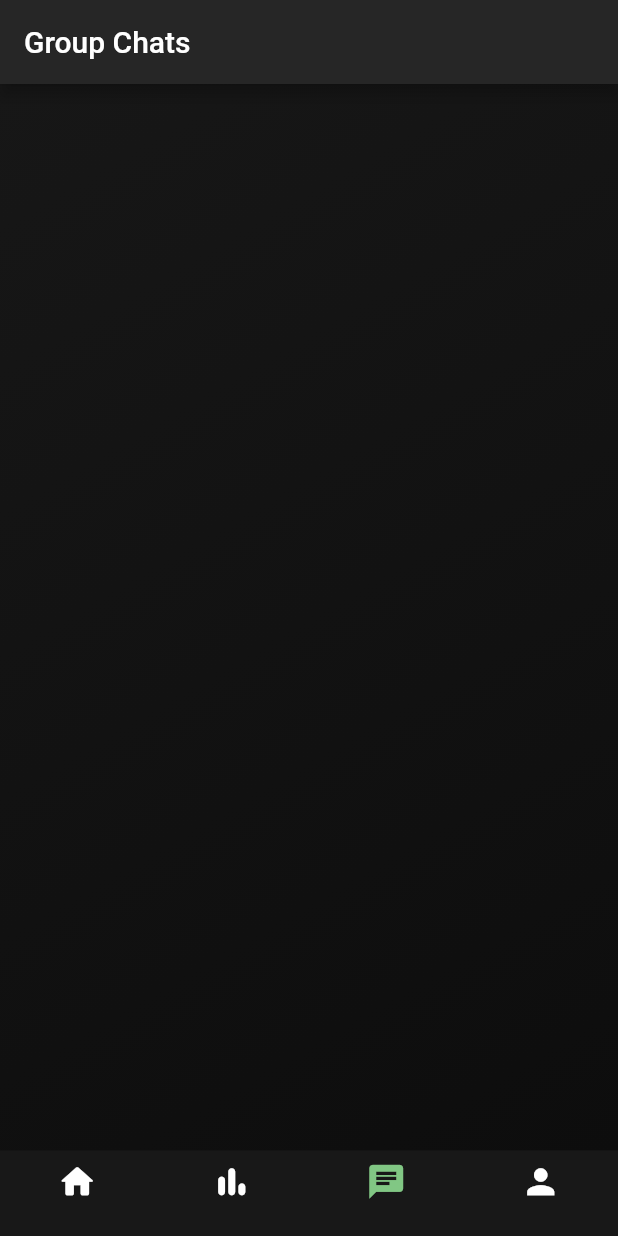
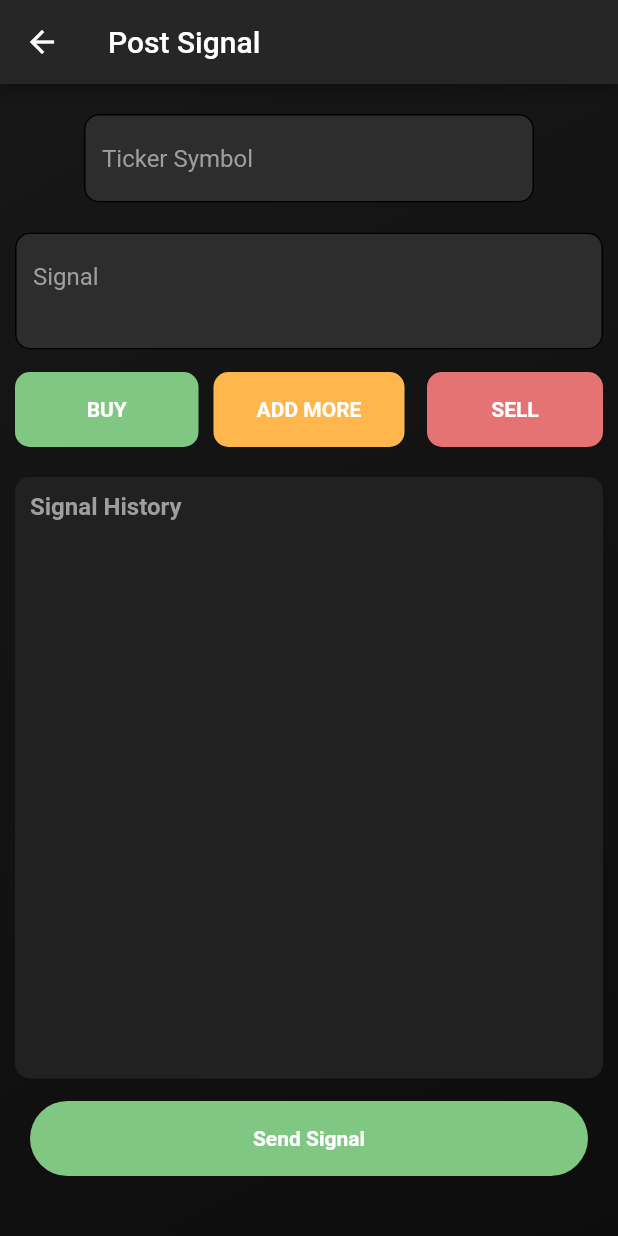
Before and after one commit to Bambalow28/StockMeUp, a Flutter app: the VerifiedHome screen opened directly, item 3 of the bottom bar chosen, on a phone screen of 412 x 824 dp. Run offline on Flutter 3.47's test engine with Material 2 defaults, Android fonts, the phone set to English and light mode, and no system bars; our stand-ins replace cloud_firestore; accounts and stored records are empty.

Commit message:
Updated UI and added post Signal page

```diff
--- /dev/null
+++ b/lib/mainPages/postSignal.dart
@@ -0,0 +1,227 @@
+import 'package:flutter/material.dart';
+import 'package:newrandomproject/routes.dart';
+import 'package:cloud_firestore/cloud_firestore.dart';
+
+//View News Page Widget
+class postSignal extends StatefulWidget {
+  @override
+  _postSignal createState() => _postSignal();
+}
+
+//View News Widget State
+class _postSignal extends State<postSignal> {
+  String appBarTitle = "Post Signal";
+  bool general = false;
+  bool release = false;
+  bool restock = false;
+  bool shockDrop = false;
+
+  TextEditingController messageTitle = new TextEditingController();
+  TextEditingController messageDescription = new TextEditingController();
+  TextEditingController messageTime = new TextEditingController();
+
+  //Create Firebase Instance
+  // final firestoreInstance = FirebaseFirestore.instance;
+
+  @override
+  Widget build(BuildContext context) {
+    return Scaffold(
+        resizeToAvoidBottomInset: false,
+        backgroundColor: Color.fromRGBO(18, 18, 18, 1),
+        appBar: AppBar(
+          title: Text(appBarTitle),
+          backgroundColor: const Color.fromRGBO(38, 38, 38, 1.0),
+        ),
+        body: GestureDetector(
+            onTap: () => {FocusScope.of(context).requestFocus(new FocusNode())},
+            child: Container(
+                height: MediaQuery.of(context).size.height,
+                decoration: BoxDecoration(
+                  gradient: LinearGradient(
+                    begin: Alignment.topLeft,
+                    end: Alignment.bottomRight,
+                    colors: [
+                      Color.fromRGBO(23, 23, 23, 1),
+                      Color.fromRGBO(13, 13, 13, 1)
+                    ],
+                  ),
+                ),
+                child: Column(
+                  children: <Widget>[
+                    Container(
+                      alignment: Alignment.topLeft,
+                      margin:
+                          EdgeInsets.only(left: 10.0, right: 10.0, top: 20.0),
+                      width: 300.0,
+                      child: TextField(
+                        textCapitalization: TextCapitalization.words,
+                        controller: messageTitle,
+                        decoration: InputDecoration(
+                          filled: true,
+                          fillColor: Color.fromRGBO(45, 45, 45, 1),
+                          hintText: 'Ticker Symbol',
+                          hintStyle: TextStyle(color: Colors.grey),
+                          enabledBorder: OutlineInputBorder(
+                              borderRadius:
+                                  BorderRadius.all(Radius.circular(10.0))),
+                          focusedBorder: OutlineInputBorder(
+                              borderRadius:
+                                  BorderRadius.all(Radius.circular(10.0))),
+                        ),
+                        style: TextStyle(color: Colors.white),
+                      ),
+                    ),
+                    Container(
+                      alignment: Alignment.topLeft,
+                      margin:
+                          EdgeInsets.only(left: 10.0, right: 10.0, top: 20.0),
+                      width: MediaQuery.of(context).size.width,
+                      child: TextField(
+                        textCapitalization: TextCapitalization.words,
+                        controller: messageDescription,
+                        maxLines: 2,
+                        decoration: InputDecoration(
+                          filled: true,
+                          fillColor: Color.fromRGBO(45, 45, 45, 1),
+                          hintText: 'Signal',
+                          hintStyle: TextStyle(color: Colors.grey),
+                          enabledBorder: OutlineInputBorder(
+                              borderRadius:
+                                  BorderRadius.all(Radius.circular(10.0))),
+                          focusedBorder: OutlineInputBorder(
+                              borderRadius:
+                                  BorderRadius.all(Radius.circular(10.0))),
+                        ),
+                        style: TextStyle(color: Colors.white),
+                      ),
+                    ),
+                    Row(
+                      children: <Widget>[
+                        Expanded(
+                          child: GestureDetector(
+                            onTap: () => {
+                              setState(() {
+                                general = false;
+                                release = true;
+                                restock = false;
+                                shockDrop = false;
+                              })
+                            },
+                            child: Container(
+                                margin: EdgeInsets.only(
+                                    top: 15.0, left: 10.0, right: 5.0),
+                                height: 50.0,
+                                decoration: BoxDecoration(
+                                    color: Colors.green[300],
+                                    borderRadius: BorderRadius.all(
+                                        Radius.circular(10.0))),
+                                child: Align(
+                                  alignment: Alignment.center,
+                                  child: Text(
+                                    'BUY',
+                                    style: TextStyle(
+                                        color: Colors.white,
+                                        fontWeight: FontWeight.bold),
+                                  ),
+                                )),
+                          ),
+                        ),
+                        Expanded(
+                          child: GestureDetector(
+                            onTap: () => {
+                              setState(() {
+                                general = false;
+                                release = false;
+                                restock = true;
+                                shockDrop = false;
+                              })
+                            },
+                            child: Container(
+                                margin: EdgeInsets.only(
+                                    top: 15.0, left: 5.0, right: 5.0),
+                                height: 50.0,
+                                decoration: BoxDecoration(
+                                    color: Colors.orange[300],
+                                    borderRadius: BorderRadius.all(
+                                        Radius.circular(10.0))),
+                                child: Align(
+                                  alignment: Alignment.center,
+                                  child: Text(
+                                    'ADD MORE',
+                                    style: TextStyle(
+                                        color: Colors.white,
+                                        fontWeight: FontWeight.bold),
+                                  ),
+                                )),
+                          ),
+                        ),
+                        Expanded(
+                          child: GestureDetector(
+                            onTap: () => {
+                              setState(() {
+                                general = false;
+                                release = false;
+                                restock = false;
+                                shockDrop = true;
+                              })
+                            },
+                            child: Container(
+                                margin: EdgeInsets.only(
+                                    top: 15.0, right: 10.0, left: 10.0),
+                                height: 50.0,
+                                decoration: BoxDecoration(
+                                    color: Colors.red[300],
+                                    borderRadius: BorderRadius.all(
+                                        Radius.circular(10.0))),
+                                child: Align(
+                                  alignment: Alignment.center,
+                                  child: Text(
+                                    'SELL',
+                                    style: TextStyle(
+                                        color: Colors.white,
+                                        fontWeight: FontWeight.bold),
+                                  ),
+                                )),
+                          ),
+                        )
+                      ],
+                    ),
+                    Expanded(
+                      child: Container(
+                        width: MediaQuery.of(context).size.width - 20,
+                        margin: EdgeInsets.only(top: 20.0),
+                        padding: EdgeInsets.all(10.0),
+                        decoration: BoxDecoration(
+                            color: Colors.grey[900],
+                            borderRadius:
+                                BorderRadius.all(Radius.circular(10.0))),
+                        child: Text(
+                          'Signal History',
+                          style: TextStyle(
+                              color: Colors.grey,
+                              fontWeight: FontWeight.bold,
+                              fontSize: 16.0),
+                        ),
+                      ),
+                    ),
+                    Container(
+                        margin: EdgeInsets.only(
+                            top: 15.0, right: 20.0, left: 20.0, bottom: 40.0),
+                        height: 50.0,
+                        decoration: BoxDecoration(
+                            color: Colors.green[300],
+                            borderRadius:
+                                BorderRadius.all(Radius.circular(30.0))),
+                        child: Align(
+                          alignment: Alignment.center,
+                          child: Text(
+                            'Send Signal',
+                            style: TextStyle(
+                                color: Colors.white,
+                                fontWeight: FontWeight.bold),
+                          ),
+                        )),
+                  ],
+                ))));
+  }
+}
--- a/lib/mainPages/verifiedHome.dart
+++ b/lib/mainPages/verifiedHome.dart
@@ -26,9 +26,12 @@ class _VerifiedHome extends State<VerifiedHome> {
           Navigator.of(context).push(stocksRoute());
           break;
         case 2:
+          Navigator.of(context).push(postSignalRoute());
+          break;
+        case 3:
           Navigator.of(context).push(groupChatRoute());
           break;
-        case 3:
+        case 4:
           Navigator.of(context).push(profileRoute());
           break;
       }
```
Also changed, not shown: lib/main.dart (+9 -5 lines), lib/mainPages/home.dart (+14 -8 lines), lib/mainPages/profile.dart (+6 -1 lines), lib/routes.dart (+21 -9 lines).
